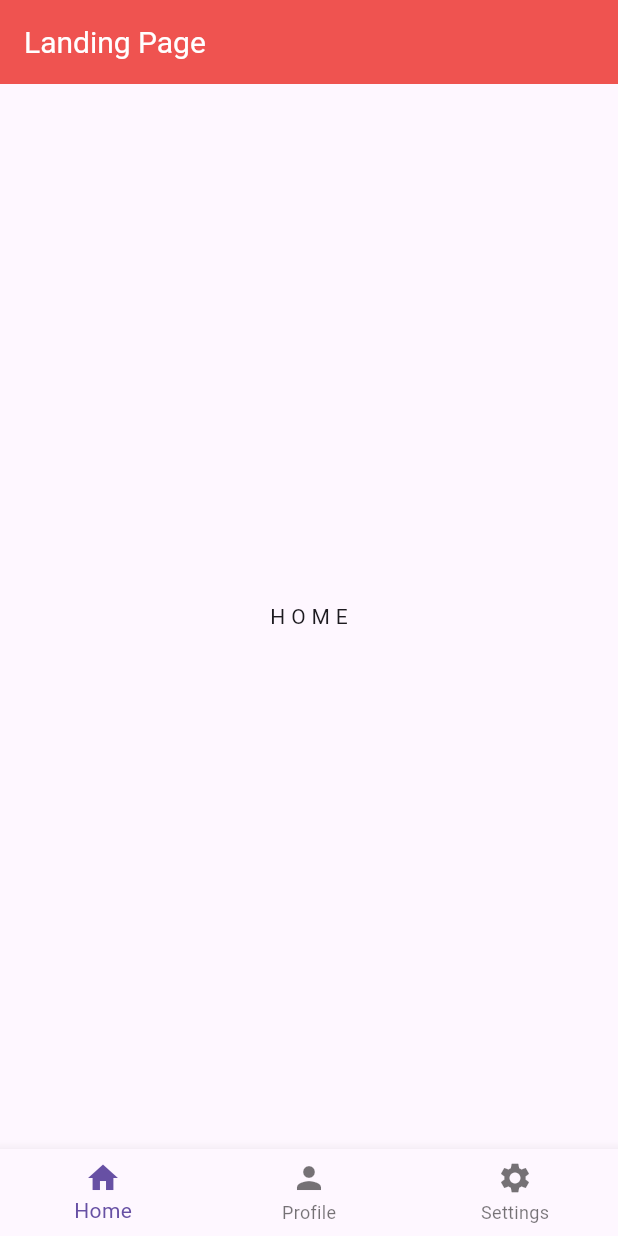
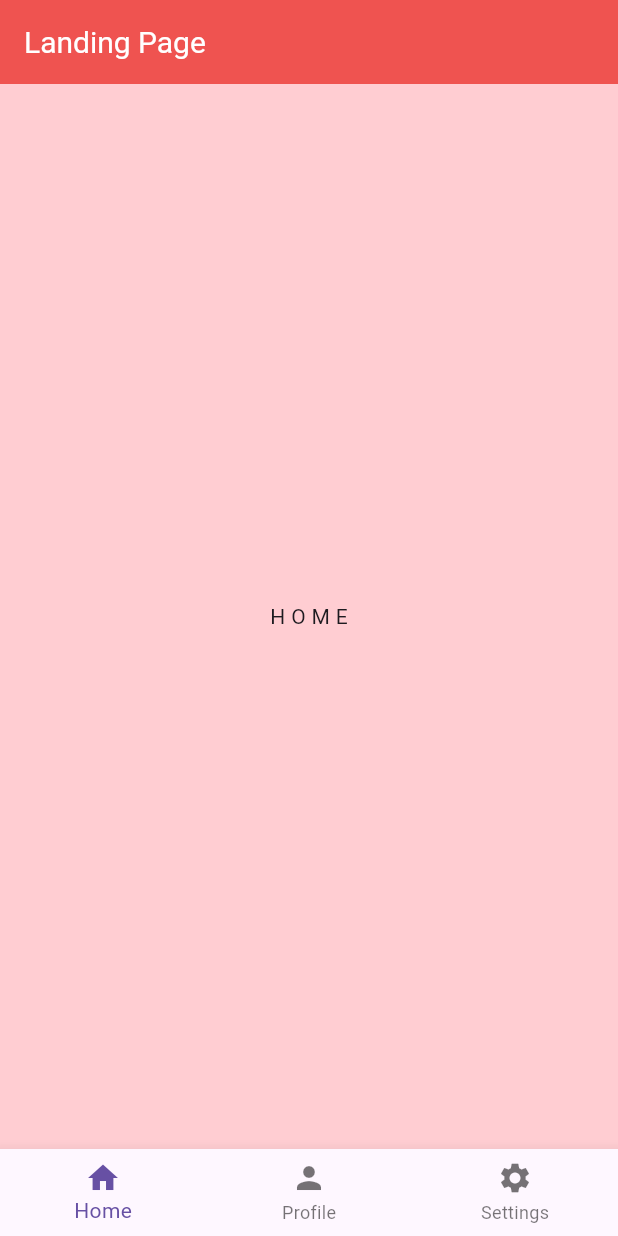
Before and after one commit to TpSoftDev/Flutter-To-do-List-App, a Flutter app: the screen it shows after launch, on a phone screen of 412 x 824 dp. Run offline on Flutter 3.47's test engine with Material 3 defaults, Android fonts, the phone set to English and light mode, and no system bars.

Commit message:
final updates , added background colors to different navigation pages

```diff
--- a/to_do_list_app/lib/pages/home.dart
+++ b/to_do_list_app/lib/pages/home.dart
@@ -6,6 +6,7 @@ class HomePage extends StatelessWidget {
   @override
   Widget build(BuildContext context) {
     return Scaffold(
+      backgroundColor: Colors.red[100],
       body: Center(child: Text("H O M E")),
     );
   }
--- a/to_do_list_app/lib/pages/profile.dart
+++ b/to_do_list_app/lib/pages/profile.dart
@@ -6,6 +6,7 @@ class ProfilePage extends StatelessWidget {
   @override
   Widget build(BuildContext context) {
     return Scaffold(
+      backgroundColor: Colors.red[200],
       body: Center(child: Text("P R O F I L E ")),
     );
   }
--- a/to_do_list_app/lib/pages/settings.dart
+++ b/to_do_list_app/lib/pages/settings.dart
@@ -6,6 +6,7 @@ class SettingsPage extends StatelessWidget {
   @override
   Widget build(BuildContext context) {
     return Scaffold(
+      backgroundColor: Colors.red[300],
       body: Center(child: Text("S E T T I N G S ")),
     );
   }
```
